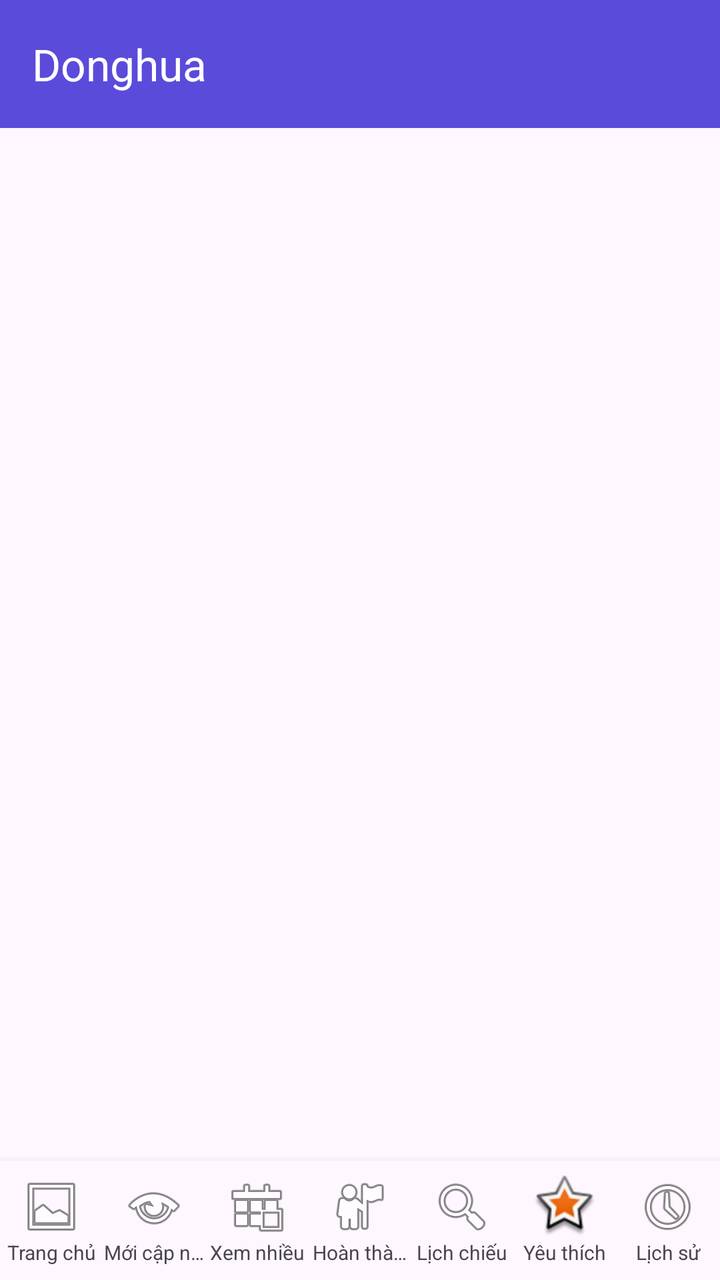
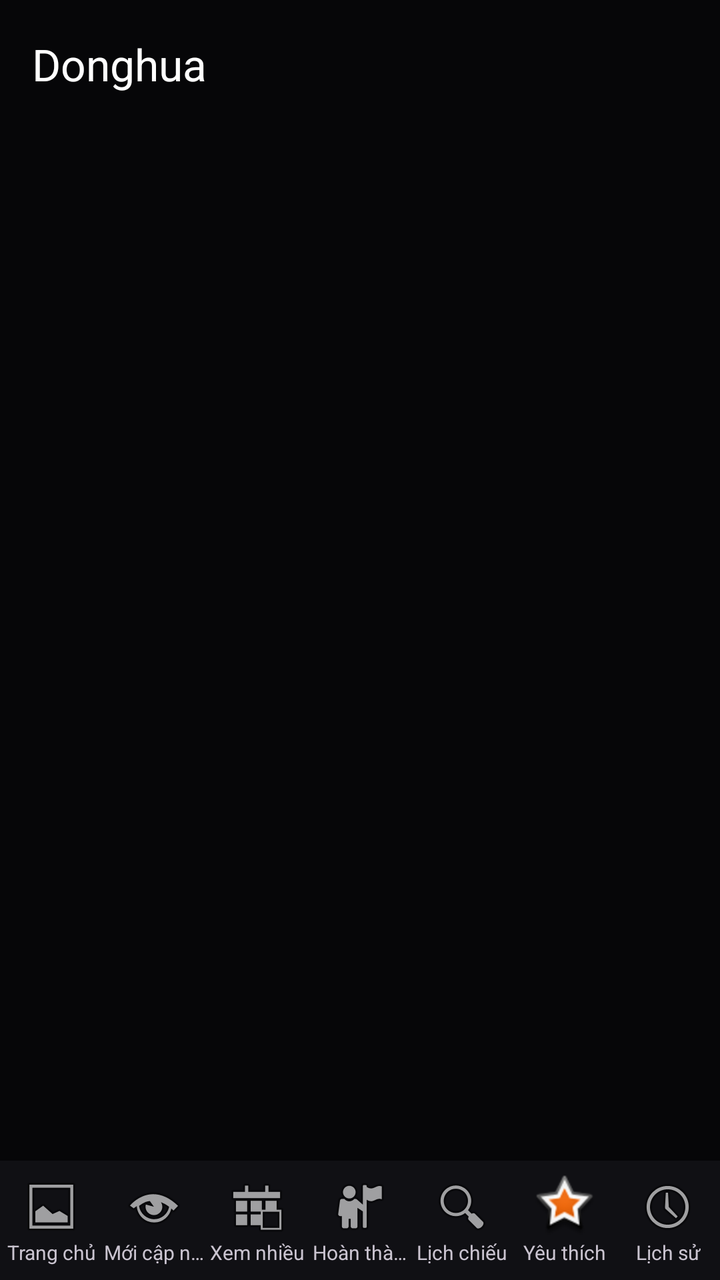

The first picture is an Android layout as it rendered before a commit; the second is the same layout after the commit. The layout source and the unified diff follow.
<!-- AndroidManifest.xml: application theme Theme.TruyenReader -->
<!-- res/layout/activity_main.xml -->
<?xml version="1.0" encoding="utf-8"?>
<LinearLayout xmlns:android="http://schemas.android.com/apk/res/android"
    android:layout_width="match_parent"
    android:layout_height="match_parent"
    android:orientation="vertical">

    <com.google.android.material.appbar.MaterialToolbar
        android:id="@+id/toolbar"
        android:layout_width="match_parent"
        android:layout_height="?attr/actionBarSize"
        android:background="?attr/colorPrimary"
        app:title="Donghua"
        app:titleTextColor="#FFFFFF"
        xmlns:app="http://schemas.android.com/apk/res-auto" />

    <FrameLayout
        android:id="@+id/container"
        android:layout_width="match_parent"
        android:layout_height="0dp"
        android:layout_weight="1" />

    
    <LinearLayout
        android:id="@+id/bottomBar"
        android:layout_width="match_parent"
        android:layout_height="wrap_content"
        android:background="?attr/colorSurface"
        android:elevation="8dp"
        android:orientation="horizontal">

        <TextView
            android:id="@+id/tabHome"
            style="@style/BottomTab"
            android:drawableTop="@android:drawable/ic_menu_gallery"
            android:text="Trang chủ" />

        <TextView
            android:id="@+id/tabSingle"
            style="@style/BottomTab"
            android:drawableTop="@android:drawable/ic_menu_view"
            android:text="Mới cập nhật" />

        <TextView
            android:id="@+id/tabSeries"
            style="@style/BottomTab"
            android:drawableTop="@android:drawable/ic_menu_today"
            android:text="Xem nhiều" />

        <TextView
            android:id="@+id/tabCinema"
            style="@style/BottomTab"
            android:drawableTop="@android:drawable/ic_menu_myplaces"
            android:text="Hoàn thành" />

        <TextView
            android:id="@+id/tabFilter"
            style="@style/BottomTab"
            android:drawableTop="@android:drawable/ic_menu_search"
            android:text="Lịch chiếu" />

        <TextView
            android:id="@+id/tabFavorites"
            style="@style/BottomTab"
            android:drawableTop="@android:drawable/star_big_on"
            android:text="Yêu thích" />

        <TextView
            android:id="@+id/tabHistory"
            style="@style/BottomTab"
            android:drawableTop="@android:drawable/ic_menu_recent_history"
            android:text="Lịch sử" />
    </LinearLayout>
</LinearLayout>
<!-- resources referenced by this layout -->
<resources>
  <style name="BottomTab">
          <item name="android:layout_width">0dp</item>
          <item name="android:layout_height">wrap_content</item>
          <item name="android:layout_weight">1</item>
          <item name="android:background">?attr/selectableItemBackground</item>
          <item name="android:clickable">true</item>
          <item name="android:focusable">true</item>
          <item name="android:gravity">center</item>
          <item name="android:paddingTop">7dp</item>
          <item name="android:paddingBottom">7dp</item>
          <item name="android:textSize">10sp</item>
          <item name="android:maxLines">1</item>
          <item name="android:ellipsize">end</item>
      </style>
  <style name="Theme.TruyenReader" parent="Theme.Material3.DayNight">
          <item name="colorPrimary">#5B4BDB</item>
          <item name="colorOnPrimary">#FFFFFF</item>
          <item name="colorSecondary">#FF8A00</item>
      </style>
</resources>

<!-- the commit's change to res/layout/activity_main.xml (unified diff, before → after) -->
@@ -8,7 +8,7 @@
         android:id="@+id/toolbar"
         android:layout_width="match_parent"
         android:layout_height="?attr/actionBarSize"
-        android:background="?attr/colorPrimary"
+        android:background="#060608"
         app:title="Donghua"
         app:titleTextColor="#FFFFFF"
         xmlns:app="http://schemas.android.com/apk/res-auto" />
<!-- resource entries referenced after the edit -->
@@ -14,10 +14,21 @@
           <item name="android:maxLines">1</item>
           <item name="android:ellipsize">end</item>
       </style>
-  <style name="Theme.TruyenReader" parent="Theme.Material3.DayNight">
-          <item name="colorPrimary">#5B4BDB</item>
+  <style name="Theme.TruyenReader" parent="Theme.Material3.Dark">
+          <item name="colorPrimary">#E50914</item>
           <item name="colorOnPrimary">#FFFFFF</item>
-          <item name="colorSecondary">#FF8A00</item>
+          <item name="colorPrimaryContainer">#4A0D11</item>
+          <item name="colorOnPrimaryContainer">#FFD9DB</item>
+          <item name="colorSecondary">#F5C518</item>
+          <item name="colorOnSecondary">#000000</item>
+          <item name="colorSurface">#101014</item>
+          <item name="colorOnSurface">#F4F4F6</item>
+          <item name="colorSurfaceVariant">#1B1B21</item>
+          <item name="colorOnSurfaceVariant">#A8A8B3</item>
+          <item name="colorOutline">#2C2C34</item>
+          <item name="android:windowBackground">#060608</item>
+          <item name="android:statusBarColor">#060608</item>
+          <item name="android:navigationBarColor">#060608</item>
       </style>
 </resources>
 
